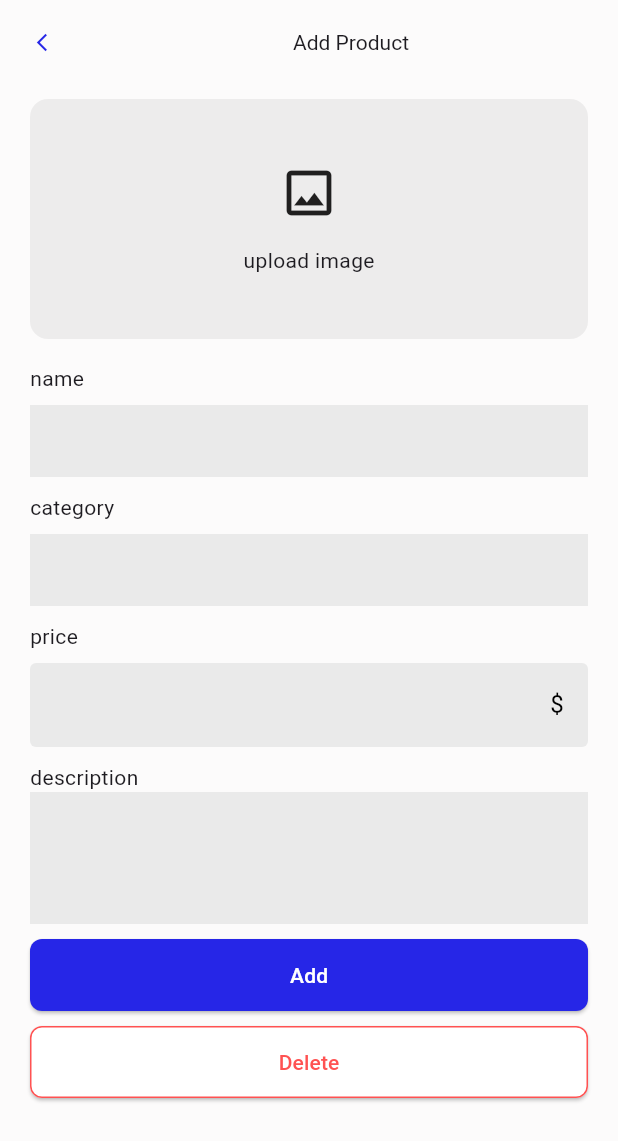
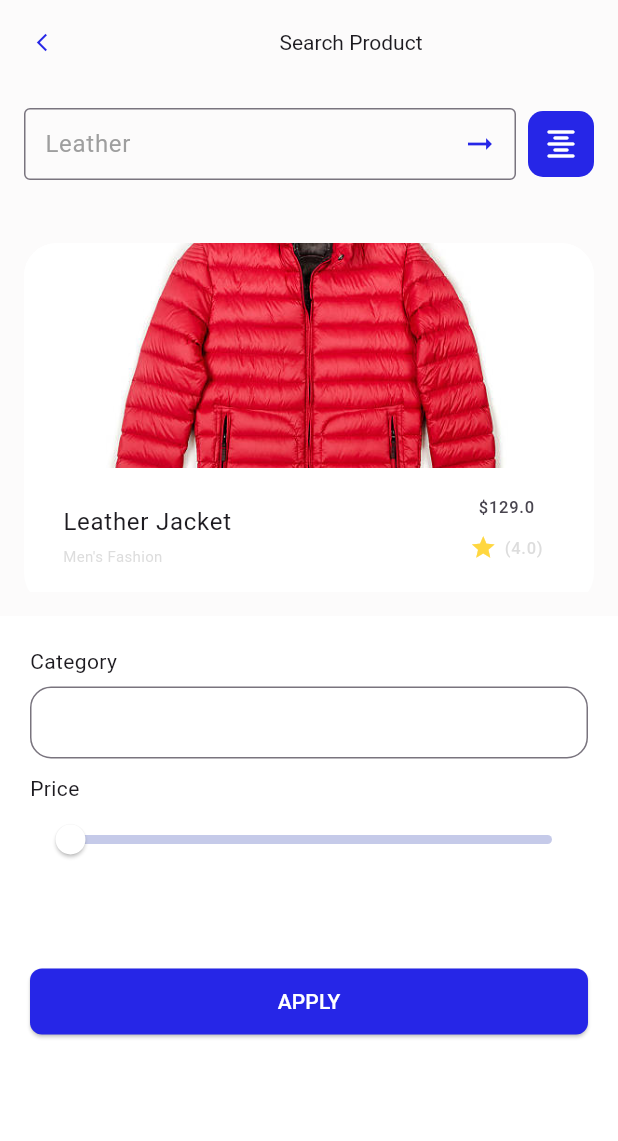
Before and after one commit to yaftes/2025-project-phase-mobile-tasks, a Flutter app: the screen it shows after launch, on a phone screen of 412 x 824 dp. Shown: the top 1141 px of the screen. Run offline on Flutter 3.47's test engine with Material 3 defaults, Android fonts, the phone set to English and light mode, and no system bars.

Commit message:
feat: add search product page

```diff
--- a/onboarding/e_commerce/lib/app.dart
+++ b/onboarding/e_commerce/lib/app.dart
@@ -1,5 +1,6 @@
 import 'package:e_commerce/screens/add_update_page.dart';
 import 'package:e_commerce/screens/home_page.dart';
+import 'package:e_commerce/screens/search_product_page.dart';
 import 'package:flutter/material.dart';
 
 class MyApp extends StatelessWidget {
@@ -9,7 +10,7 @@ class MyApp extends StatelessWidget {
   Widget build(BuildContext context) {
     return MaterialApp(
       debugShowCheckedModeBanner: false,
-      home: AddUpdatePage(),
+      home: SearchProductPage(),
     );
   }
 }
--- /dev/null
+++ b/onboarding/e_commerce/lib/screens/search_product_page.dart
@@ -0,0 +1,151 @@
+import 'package:e_commerce/data.dart';
+import 'package:flutter/material.dart';
+
+class SearchProductPage extends StatefulWidget {
+  const SearchProductPage({super.key});
+
+  @override
+  State<SearchProductPage> createState() => _SearchProductPageState();
+}
+
+class _SearchProductPageState extends State<SearchProductPage> {
+  double _sliderValue = 0;
+  @override
+  Widget build(BuildContext context) {
+    return Scaffold(
+      backgroundColor: const Color.fromARGB(255, 252, 251, 251),
+      appBar: AppBar(
+        automaticallyImplyLeading: false,
+        leading: Icon(
+          Icons.arrow_back_ios_new,
+          color: const Color.fromARGB(255, 38, 38, 231),
+          size: 14,
+        ),
+        backgroundColor: const Color.fromARGB(255, 252, 251, 251),
+        title: Center(
+          child: Text('Search Product', style: TextStyle(fontSize: 14)),
+        ),
+      ),
+      body: Column(
+        crossAxisAlignment: CrossAxisAlignment.start,
+        children: [
+          Padding(
+            padding: const EdgeInsets.all(16),
+            child: Row(
+              mainAxisAlignment: MainAxisAlignment.spaceBetween,
+              children: [
+                Expanded(
+                  child: TextField(
+                    decoration: InputDecoration(
+                      contentPadding: EdgeInsets.symmetric(
+                        vertical: 8,
+                        horizontal: 10,
+                      ),
+                      border: OutlineInputBorder(
+                        borderSide: BorderSide(color: Colors.grey),
+                      ),
+                      hintText: 'Leather',
+                      hintStyle: TextStyle(color: Colors.grey),
+                      suffixIcon: Icon(
+                        Icons.arrow_right_alt,
+                        size: 24,
+                        color: Color.fromARGB(255, 38, 38, 231),
+                      ),
+                    ),
+                  ),
+                ),
+                SizedBox(width: 8),
+                Container(
+                  padding: EdgeInsets.all(10),
+                  decoration: BoxDecoration(
+                    color: Color.fromARGB(255, 38, 38, 231),
+                    borderRadius: BorderRadius.circular(10),
+                  ),
+                  child: Icon(
+                    Icons.format_align_center_rounded,
+                    color: Colors.white,
+                  ),
+                ),
+              ],
+            ),
+          ),
+
+          SizedBox(
+            height: MediaQuery.of(context).size.height / 3,
+            child: Padding(
+              padding: const EdgeInsets.all(16),
+              child: ListView(children: data),
+            ),
+          ),
+
+          Expanded(
+            child: Container(
+              decoration: BoxDecoration(color: Colors.white),
+              padding: EdgeInsets.all(20),
+              child: Column(
+                crossAxisAlignment: CrossAxisAlignment.start,
+                children: [
+                  Text('Category'),
+                  SizedBox(height: 7),
+                  TextField(
+                    decoration: InputDecoration(
+                      contentPadding: EdgeInsets.symmetric(vertical: 10),
+                      border: OutlineInputBorder(
+                        borderRadius: BorderRadius.circular(14),
+                        borderSide: BorderSide(
+                          color: Colors.grey.withAlpha(90),
+                        ),
+                      ),
+                    ),
+                  ),
+                  SizedBox(height: 10),
+                  Text('Price'),
+                  SliderTheme(
+                    data: SliderTheme.of(context).copyWith(
+                      activeTrackColor: Color.fromARGB(255, 38, 38, 231),
+                      inactiveTrackColor: Colors.indigo[100],
+                      thumbColor: Colors.white,
+                      overlayColor: Colors.indigo.withOpacity(0.2),
+                      thumbShape: RoundSliderThumbShape(enabledThumbRadius: 10),
+                      trackHeight: 6,
+                    ),
+                    child: Slider(
+                      value: _sliderValue,
+                      min: 0,
+                      max: 100,
+                      divisions: 100,
+                      label: _sliderValue.round().toString(),
+                      onChanged: (value) {
+                        setState(() {
+                          _sliderValue = value;
+                        });
+                      },
+                    ),
+                  ),
+                  SizedBox(height: 60),
+                  SizedBox(
+                    width: double.infinity,
+                    child: ElevatedButton(
+                      style: ElevatedButton.styleFrom(
+                        backgroundColor: const Color.fromARGB(255, 38, 38, 231),
+                        padding: EdgeInsets.symmetric(vertical: 12),
+                        shape: RoundedRectangleBorder(
+                          borderRadius: BorderRadius.circular(8),
+                        ),
+                      ),
+                      onPressed: () {},
+                      child: Text(
+                        'APPLY',
+                        style: TextStyle(color: Colors.white),
+                      ),
+                    ),
+                  ),
+                ],
+              ),
+            ),
+          ),
+        ],
+      ),
+    );
+  }
+}
```
